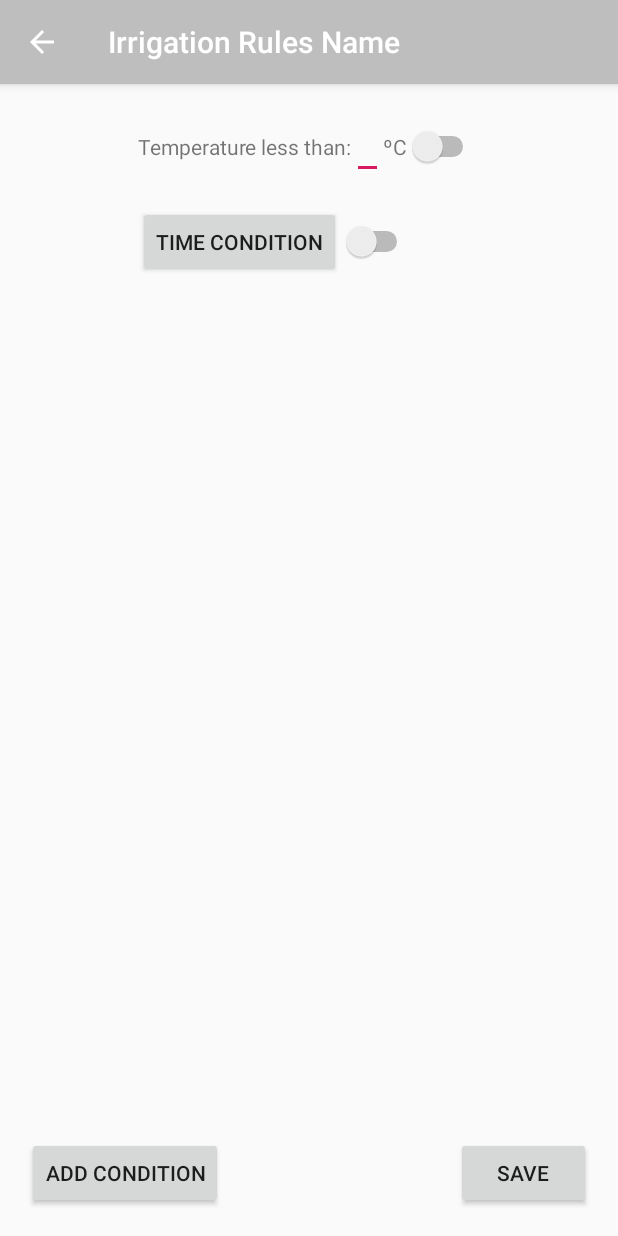
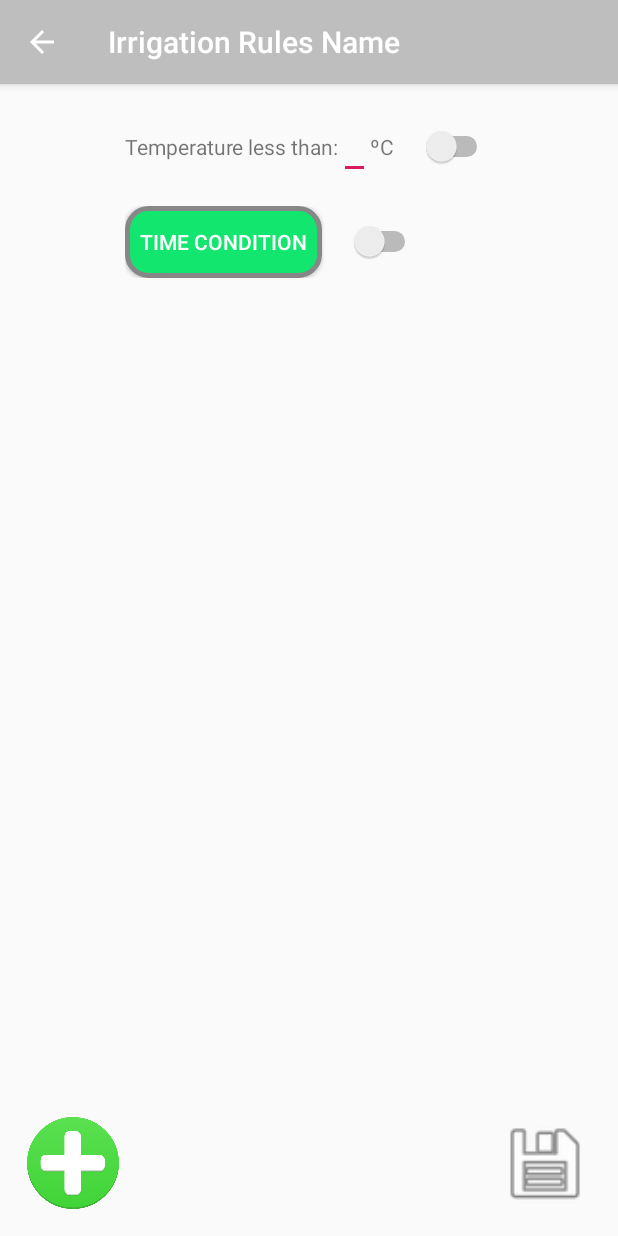
Before and after one commit to GarduinoTeam/Garduino, an Android app: the EditIrrigationRule screen opened directly, with no data from a screen before it, on a phone screen of 412 x 824 dp. Run offline under Robolectric (Android 15) with nearby library versions, the light colour scheme and no system bars.

Commit message:
Implemented buttons styles

```diff
--- a/GarduinoAndroid/app/src/main/res/layout/edit_irrigation_rule.xml
+++ b/GarduinoAndroid/app/src/main/res/layout/edit_irrigation_rule.xml
@@ -21,7 +21,9 @@
             <TextView
                 android:layout_width="wrap_content"
                 android:layout_height="wrap_content"
-                android:text="@string/editTemperatureIrrigC" />
+                android:text="@string/editTemperatureIrrigC"
+                android:layout_marginRight="@dimen/dim_18"
+                />
 
             <Switch
                 android:layout_width="wrap_content"
@@ -44,7 +46,11 @@
             android:id="@+id/buttonTimeCondition"
             android:layout_width="wrap_content"
             android:layout_height="wrap_content"
-            android:text="@string/btnTimeCondition" />
+            android:layout_marginRight="@dimen/dim_18"
+            android:text="@string/btnTimeCondition"
+            android:padding="@dimen/dim_10"
+            android:textColor="#FFFFFF"
+            android:background="@drawable/custom_button"/>
 
         <Switch
             android:layout_width="wrap_content"
@@ -54,18 +60,18 @@
 
     <Button
         android:id="@+id/addCondition"
-        android:layout_width="wrap_content"
-        android:layout_height="wrap_content"
-        android:text="@string/btnAddCondition"
+        android:layout_width="61dp"
+        android:layout_height="61dp"
+        android:background="@drawable/addimg"
         android:layout_alignParentBottom="true"
         />
 
     <Button
         android:id="@+id/saveConditons"
-        android:layout_width="90dp"
-        android:layout_height="wrap_content"
+        android:layout_width="61dp"
+        android:layout_height="61dp"
+        android:background="@android:drawable/ic_menu_save"
         android:layout_alignParentRight="true"
-        android:layout_alignParentBottom="true"
-        android:text="@string/btnSaveCondition" />
+        android:layout_alignParentBottom="true" />
 
 </RelativeLayout>
--- a/GarduinoAndroid/app/src/main/res/values/strings.xml
+++ b/GarduinoAndroid/app/src/main/res/values/strings.xml
@@ -99,7 +99,7 @@
     <!--                                CREATE RULE                                              -->
 
     <string name="ruleNameDescription">Rule name:</string>
-    <string name="ruleName">Irrigation rule name 2</string>
+    <string name="ruleName">Irrigation rule name</string>
     <string name="btnRuleNameCancel">Cancel</string>
     <string name="btnRuleNameCreate">Create</string>
 
```
Also changed, not shown: GarduinoAndroid/app/src/main/res/layout/create_rule.xml (+17 -8 lines), GarduinoAndroid/app/src/main/res/layout/irrigation_rules.xml (+6 -7 lines), GarduinoAndroid/app/src/main/res/layout/settings_information.xml (+6 -6 lines), GarduinoAndroid/app/src/main/res/layout/time_conditions.xml (+4 -4 lines), GarduinoAndroid/app/src/main/res/drawable/addimg.jpg (added).
